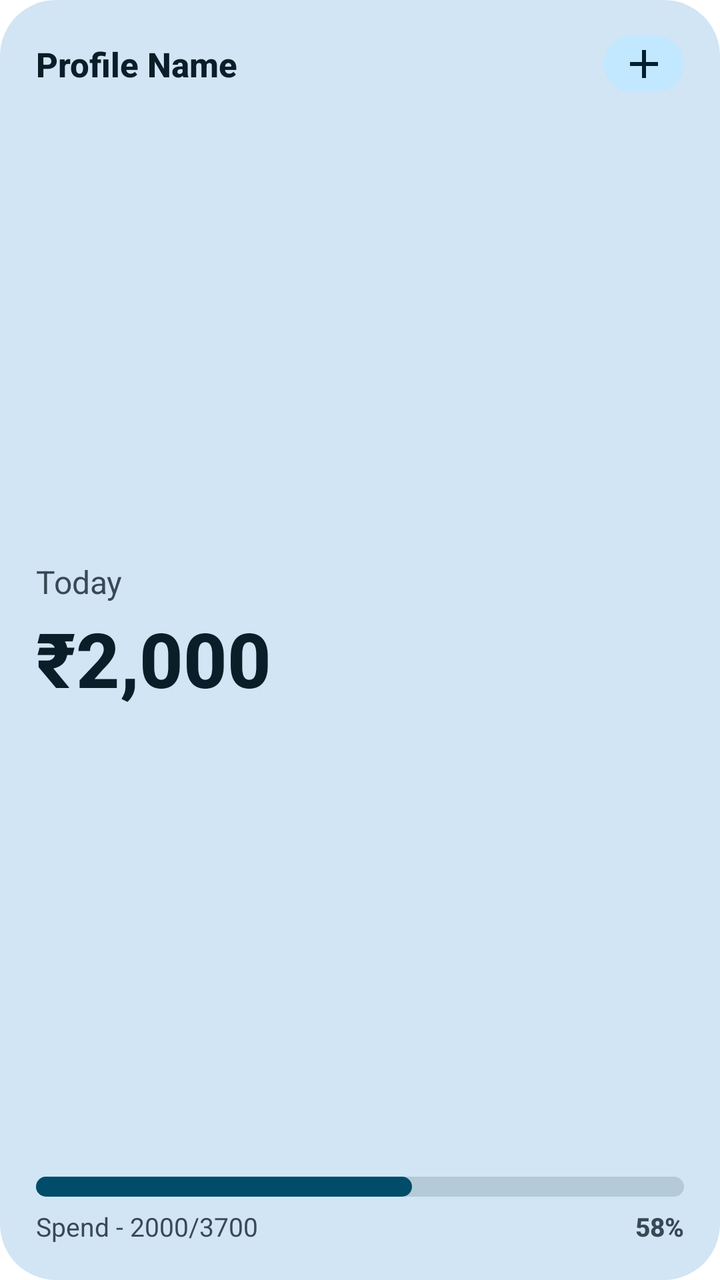
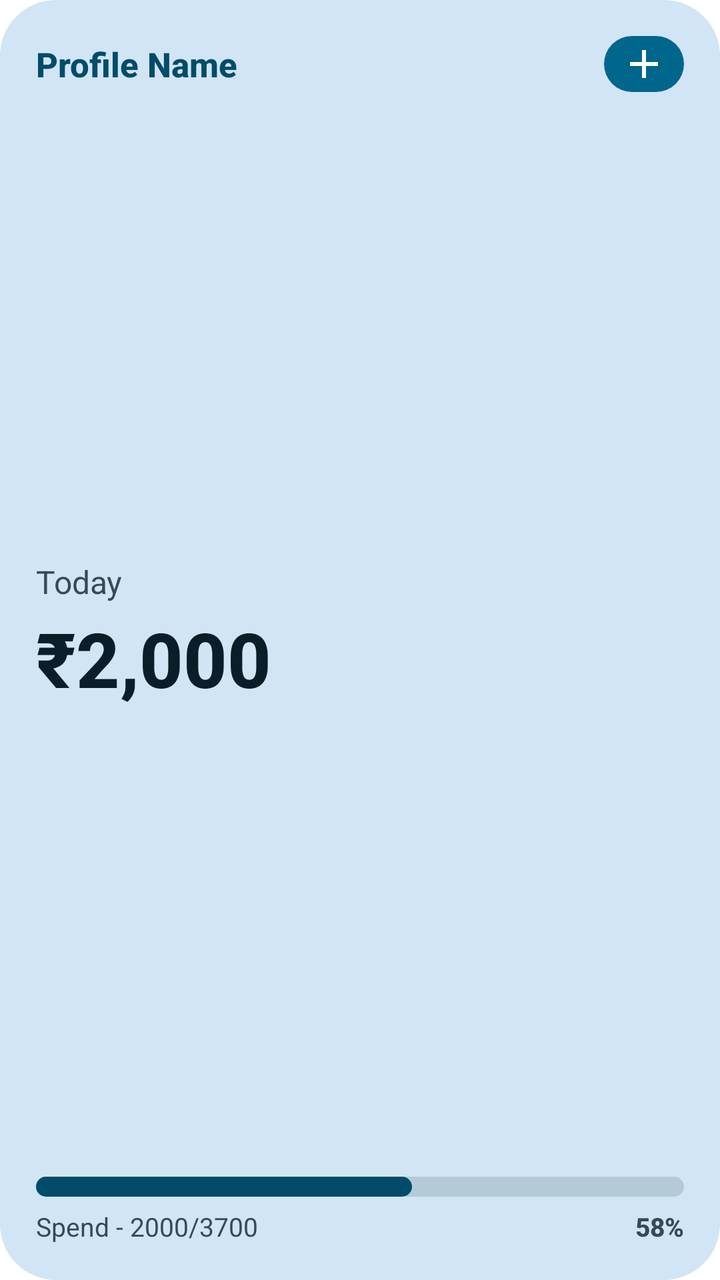

Before-and-after screenshots of an Android layout around one commit, followed by the original layout XML and the change that was made.
<!-- AndroidManifest.xml: fallback theme Theme.MaterialComponents.DayNight.NoActionBar -->
<!-- res/layout/widget_expense_tracker_small.xml -->
<?xml version="1.0" encoding="utf-8"?>
<FrameLayout xmlns:android="http://schemas.android.com/apk/res/android"
    android:layout_width="match_parent"
    android:layout_height="match_parent">

    <LinearLayout
        android:id="@+id/widget_root"
        android:layout_width="match_parent"
        android:layout_height="match_parent"
        android:background="@drawable/widget_background_expense"
        android:clickable="true"
        android:focusable="true"
        android:orientation="vertical"
        android:paddingStart="18dp"
        android:paddingTop="18dp"
        android:paddingEnd="18dp"
        android:paddingBottom="18dp">

        
        <LinearLayout
            android:layout_width="match_parent"
            android:layout_height="wrap_content"
            android:gravity="center_vertical"
            android:orientation="horizontal">

            <TextView
                android:id="@+id/widget_company_name"
                android:layout_width="0dp"
                android:layout_height="wrap_content"
                android:layout_weight="1"
                android:ellipsize="end"
                android:fontFamily="sans-serif-medium"
                android:maxLines="1"
                android:text="Profile Name"
                android:textColor="@color/widget_expense_text"
                android:textSize="17sp"
                android:textStyle="bold" />

            <ImageView
                android:id="@+id/widget_expense_add_button"
                android:layout_width="40dp"
                android:layout_height="28dp"
                android:layout_marginStart="8dp"
                android:background="@drawable/widget_add_pill"
                android:clickable="true"
                android:contentDescription="Add Expense"
                android:focusable="true"
                android:scaleType="centerInside"
                android:src="@drawable/ic_widget_add" />
        </LinearLayout>

        <FrameLayout
            android:layout_width="match_parent"
            android:layout_height="0dp"
            android:layout_weight="1" />

        
        <TextView
            android:id="@+id/widget_today_label"
            android:layout_width="wrap_content"
            android:layout_height="wrap_content"
            android:fontFamily="sans-serif"
            android:text="Today"
            android:textColor="@color/widget_expense_subtext"
            android:textSize="16sp" />

        
        <TextView
            android:id="@+id/widget_today_amount"
            android:layout_width="match_parent"
            android:layout_height="wrap_content"
            android:layout_marginTop="2dp"
            android:autoSizeMaxTextSize="42sp"
            android:autoSizeMinTextSize="18sp"
            android:autoSizeStepGranularity="1sp"
            android:autoSizeTextType="uniform"
            android:fontFamily="sans-serif-medium"
            android:maxLines="1"
            android:text="₹2,000"
            android:textColor="@color/widget_expense_text"
            android:textSize="38sp"
            android:textStyle="bold" />

        <FrameLayout
            android:layout_width="match_parent"
            android:layout_height="0dp"
            android:layout_weight="1" />

        
        <ProgressBar
            android:id="@+id/widget_expense_progress_bar"
            style="?android:attr/progressBarStyleHorizontal"
            android:layout_width="match_parent"
            android:layout_height="10dp"
            android:max="100"
            android:progress="58"
            android:progressDrawable="@drawable/widget_progress_bar_expense" />

        
        <LinearLayout
            android:layout_width="match_parent"
            android:layout_height="wrap_content"
            android:layout_marginTop="6dp"
            android:gravity="center_vertical"
            android:orientation="horizontal">

            <TextView
                android:id="@+id/widget_expense_spend_progress"
                android:layout_width="0dp"
                android:layout_height="wrap_content"
                android:layout_weight="1"
                android:ellipsize="end"
                android:fontFamily="sans-serif"
                android:maxLines="1"
                android:text="Spend - 2000/3700"
                android:textColor="@color/widget_expense_subtext"
                android:textSize="13sp" />

            <TextView
                android:id="@+id/widget_expense_spend_percent"
                android:layout_width="wrap_content"
                android:layout_height="wrap_content"
                android:fontFamily="sans-serif-medium"
                android:text="58%"
                android:textColor="@color/widget_expense_subtext"
                android:textSize="13sp"
                android:textStyle="bold" />
        </LinearLayout>

    </LinearLayout>
</FrameLayout>
<!-- resources referenced by this layout -->
<resources>
  <color name="widget_expense_subtext">@color/widget_on_surface_variant</color>
  <color name="widget_expense_text">@color/widget_on_surface</color>
  <!-- drawable ic_widget_add (drawable) -->
  <?xml version="1.0" encoding="utf-8"?>
  <vector xmlns:android="http://schemas.android.com/apk/res/android"
      android:width="24dp"
      android:height="24dp"
      android:viewportWidth="24"
      android:viewportHeight="24">
      <path
          android:fillColor="@color/widget_on_add"
          android:pathData="M19,13h-6v6h-2v-6H5v-2h6V5h2v6h6v2z" />
  </vector>
  <!-- drawable widget_add_pill (drawable) -->
  <?xml version="1.0" encoding="utf-8"?>
  <shape xmlns:android="http://schemas.android.com/apk/res/android"
      android:shape="rectangle">
      <corners android:radius="24dp" />
      <solid android:color="@color/widget_add_background" />
  </shape>
  <!-- drawable widget_background_expense (drawable) -->
  <?xml version="1.0" encoding="utf-8"?>
  <shape xmlns:android="http://schemas.android.com/apk/res/android"
      android:shape="rectangle">
      <corners android:radius="28dp" />
      <solid android:color="@color/widget_expense_bg" />
  </shape>
  <!-- drawable widget_progress_bar_expense (drawable) -->
  <?xml version="1.0" encoding="utf-8"?>
  <layer-list xmlns:android="http://schemas.android.com/apk/res/android">
      <item android:id="@android:id/background">
          <shape android:shape="rectangle">
              <corners android:radius="8dp" />
              <solid android:color="@color/widget_expense_track" />
          </shape>
      </item>
      <item android:id="@android:id/progress">
          <scale android:scaleWidth="100%">
              <shape android:shape="rectangle">
                  <corners android:radius="8dp" />
                  <solid android:color="@color/widget_expense_fill" />
              </shape>
          </scale>
      </item>
  </layer-list>
  <color name="widget_on_surface_variant">#4A463F</color>
  <color name="widget_on_surface">#1D1B16</color>
  <color name="widget_on_add">#001B3C</color>
  <color name="widget_add_background">#D5E3FF</color>
  <color name="widget_expense_bg">@color/widget_bg</color>
  <color name="widget_expense_track">@color/widget_container_tonal</color>
  <color name="widget_expense_fill">@color/widget_inflow_indicator</color>
  <color name="widget_bg">#F2EDE8</color>
  <color name="widget_container_tonal">#E5DFD9</color>
  <color name="widget_inflow_indicator">#2D6A4F</color>
</resources>

<!-- the commit's change to res/layout/widget_expense_tracker_small.xml (unified diff, before → after) -->
@@ -32,7 +32,7 @@
                 android:fontFamily="sans-serif-medium"
                 android:maxLines="1"
                 android:text="Profile Name"
-                android:textColor="@color/widget_expense_text"
+                android:textColor="@color/widget_expense_heading"
                 android:textSize="17sp"
                 android:textStyle="bold" />
 
<!-- resource entries referenced after the edit -->
@@ -1,5 +1,6 @@
 <!-- resources referenced by this layout -->
 <resources>
+  <color name="widget_expense_heading">@color/widget_expense_fill</color>
   <color name="widget_expense_subtext">@color/widget_on_surface_variant</color>
   <color name="widget_expense_text">@color/widget_on_surface</color>
   <!-- drawable ic_widget_add (drawable) -->
@@ -47,8 +48,8 @@
   </layer-list>
   <color name="widget_on_surface_variant">#4A463F</color>
   <color name="widget_on_surface">#1D1B16</color>
-  <color name="widget_on_add">#001B3C</color>
-  <color name="widget_add_background">#D5E3FF</color>
+  <color name="widget_on_add">#FFFFFF</color>
+  <color name="widget_add_background">#345B91</color>
   <color name="widget_expense_bg">@color/widget_bg</color>
   <color name="widget_expense_track">@color/widget_container_tonal</color>
   <color name="widget_expense_fill">@color/widget_inflow_indicator</color>
